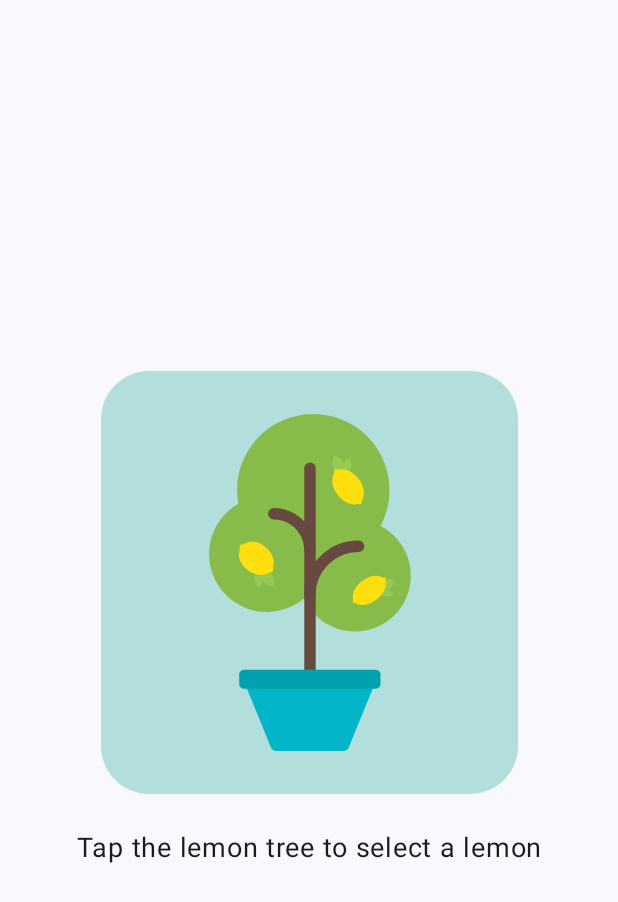
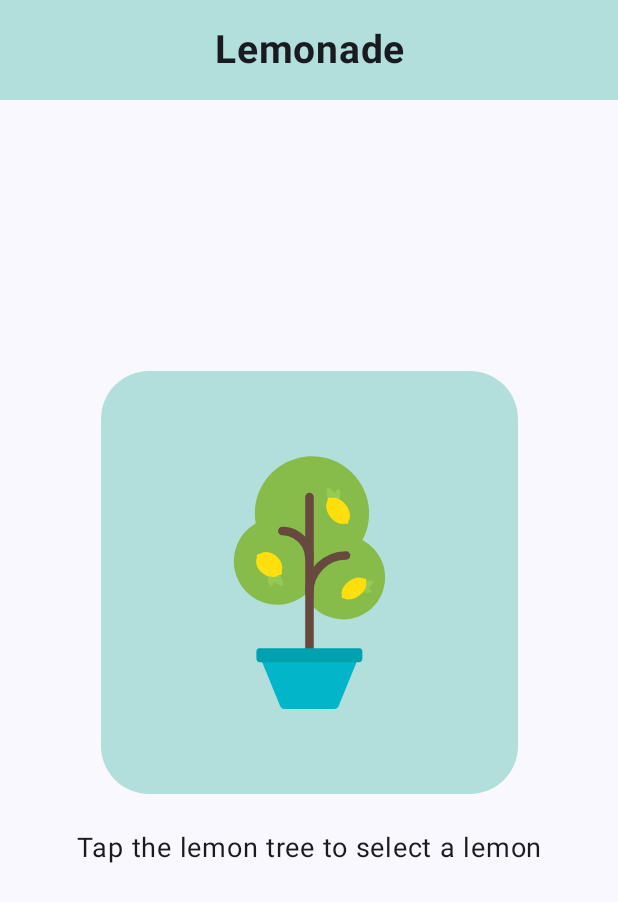
Before and after one commit to vitorsoftwaredeveloper/Lemonade, an Android app built with Jetpack Compose: the screen it shows after launch (MainActivity), on a phone screen of 412 x 824 dp. Shown: the top 902 px of the screen. Run offline under Robolectric (Android 15) with nearby library versions, the phone set to English and light mode, and no system bars.

```diff
--- a/app/src/main/java/com/example/app_lemonade/MainActivity.kt
+++ b/app/src/main/java/com/example/app_lemonade/MainActivity.kt
@@ -5,12 +5,16 @@ import androidx.activity.ComponentActivity
 import androidx.activity.compose.setContent
 import androidx.activity.enableEdgeToEdge
 import androidx.compose.foundation.Image
+import androidx.compose.foundation.LocalIndication
 import androidx.compose.foundation.background
+import androidx.compose.foundation.clickable
+import androidx.compose.foundation.interaction.MutableInteractionSource
 import androidx.compose.foundation.layout.Arrangement
 import androidx.compose.foundation.layout.Box
 import androidx.compose.foundation.layout.Column
 import androidx.compose.foundation.layout.Spacer
 import androidx.compose.foundation.layout.fillMaxSize
+import androidx.compose.foundation.layout.fillMaxWidth
 import androidx.compose.foundation.layout.height
 import androidx.compose.foundation.layout.padding
 import androidx.compose.foundation.layout.width
@@ -18,13 +22,17 @@ import androidx.compose.foundation.shape.RoundedCornerShape
 import androidx.compose.material3.Scaffold
 import androidx.compose.material3.Text
 import androidx.compose.runtime.Composable
+import androidx.compose.runtime.getValue
+import androidx.compose.runtime.mutableStateOf
+import androidx.compose.runtime.remember
+import androidx.compose.runtime.setValue
 import androidx.compose.ui.Alignment
 import androidx.compose.ui.Modifier
 import androidx.compose.ui.graphics.Color
-import androidx.compose.ui.graphics.painter.Painter
 import androidx.compose.ui.layout.ContentScale
 import androidx.compose.ui.res.painterResource
 import androidx.compose.ui.res.stringResource
+import androidx.compose.ui.text.font.FontWeight
 import androidx.compose.ui.text.style.TextAlign
 import androidx.compose.ui.tooling.preview.Preview
 import androidx.compose.ui.unit.dp
@@ -50,25 +58,72 @@ class MainActivity : ComponentActivity() {
 
 @Composable
 fun Lemonade(name: String, modifier: Modifier = Modifier) {
+    Box(
+        modifier = Modifier
+            .background(Color(0xFFB2DFDB))
+            .padding(18.dp)
+    ){
+        Text(text = "Lemonade",
+            fontSize = 26.sp,
+            textAlign = TextAlign.Center,
+            fontWeight = FontWeight.Bold,
+            modifier = Modifier.fillMaxWidth()
+        )
+    }
+
     Column (verticalArrangement = Arrangement.Center, horizontalAlignment = Alignment.CenterHorizontally ,modifier = Modifier.fillMaxSize()){
-        val lemontree= painterResource(R.drawable.lemon_tree)
+        var result by remember { mutableStateOf(1) }
+        val lemontree = when(result) {
+            1 -> R.drawable.lemon_tree
+            2 -> R.drawable.lemon_squeeze
+            3 -> R.drawable.lemon_drink
+            else-> R.drawable.lemon_restart
+        }
+
+        val description = when(result) {
+            1 -> R.string.lemon_tree
+            2 -> R.string.lemon_squeeze
+            3 -> R.string.lemon_drink
+            else-> R.string.lemon_restart
+        }
+
+        var repeatCount by remember { mutableStateOf(0) }
 
         Box(
             modifier = Modifier
-                .background(Color(0xFFB2DFDB), shape = RoundedCornerShape(32.dp)) // cor de fundo e bordas arredondadas
+                .background(Color(0xFFB2DFDB), shape = RoundedCornerShape(32.dp))
+                .clickable(
+                    interactionSource = remember { MutableInteractionSource() },
+                    indication = LocalIndication.current
+                ){
+                    when(result) {
+                        1 -> {
+                            result = 2
+                            repeatCount = (2..4).random()
+                        }
+                        2 -> if (repeatCount <= 4) {
+                                repeatCount++
+                            } else {
+                                result = 3
+                            }
+                        3 -> result = 4
+                        else -> result = 1
+                    }
+                }
                 .padding(64.dp,16.dp)
         ) {
             Image(
-                painter = lemontree,
+                painter = painterResource(lemontree) ,
                 contentDescription = null,
-                contentScale = ContentScale.Crop,
+                contentScale = ContentScale.Fit,
                 modifier = Modifier
                     .height(250.dp)
                     .width(150.dp)
+
             )
         }
         Spacer(modifier = Modifier.height(24.dp))
-        Text(text = stringResource(R.string.lemon_tree), fontSize = 18.sp, textAlign = TextAlign.Center)
+        Text(text = stringResource(description), fontSize = 18.sp, textAlign = TextAlign.Center)
     }
 }
 
```
